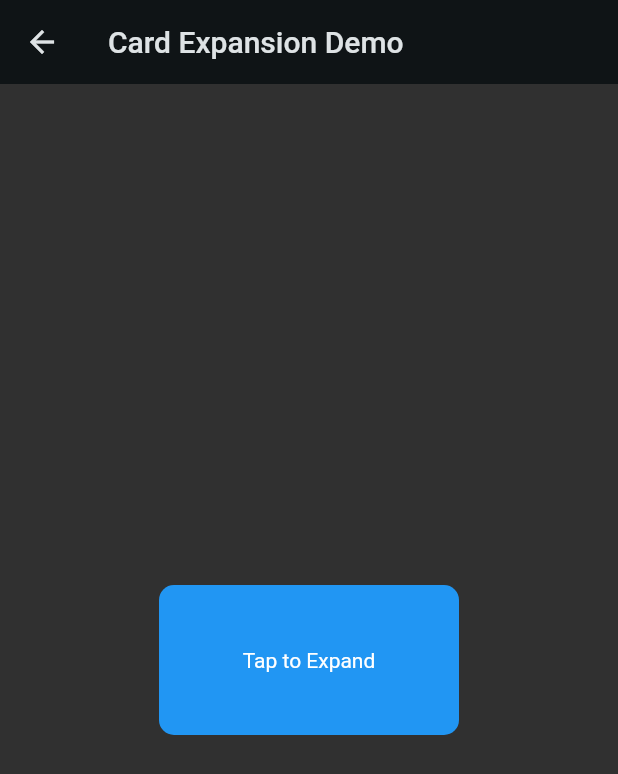
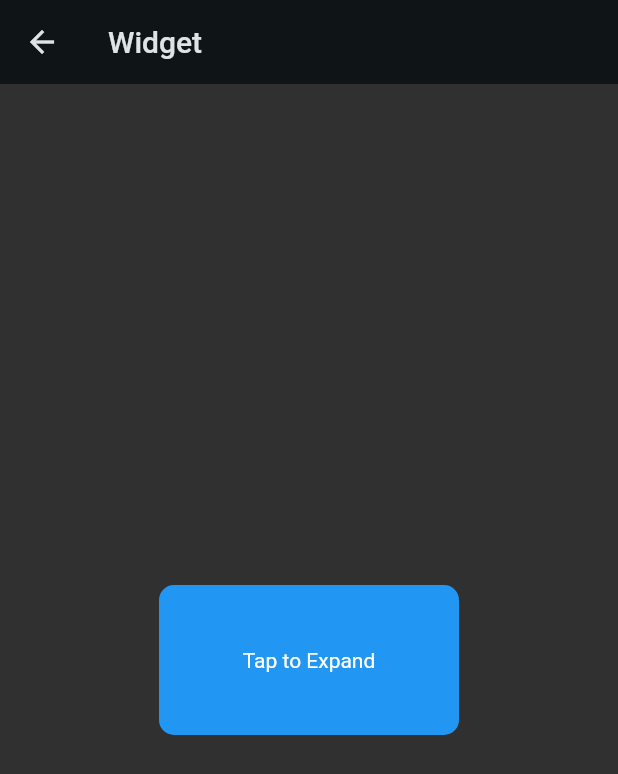
Before and after one commit to bhuphathi/flutter_widget_examples, a Flutter app: the screen it shows after launch, after a tap on "Widget", on a phone screen of 412 x 824 dp. Shown: the top 774 px of the screen. Run offline on Flutter 3.47's test engine with Material 2 defaults, Android fonts, the light colour scheme and no system bars.

Commit message:
feat: app bar added to screens page

```diff
--- a/lib/screens.dart
+++ b/lib/screens.dart
@@ -4,6 +4,8 @@ import 'package:flutter/material.dart';
 import 'package:flutter_widget_examples/screens/overlay.dart';
 import 'package:flutter_widget_examples/screens/card_expansion.dart';
 import 'package:flutter_widget_examples/screens/overlay_portal.dart';
+import 'package:flutter_widget_examples/screens/staggered_masonary_grid.dart';
+import 'package:flutter_widget_examples/screens/staggered_gridtile_count.dart';
 
 class Screens extends StatefulWidget {
   const Screens({Key? key}) : super(key: key);
@@ -35,6 +37,8 @@ class _ScreensState extends State<Screens> {
                 widgetScreen(context, const CardExpansionDemo()),
                 widgetScreen(context, const OverlayPortalDemo()),
                 widgetScreen(context, const OverlayExample()),
+                widgetScreen(context, const StaggeredMasonaryGrid()),
+                widgetScreen(context, const StaggeredGridTileCount()),
               ])),
         ));
   }
@@ -44,7 +48,11 @@ class _ScreensState extends State<Screens> {
       onTap: () => Navigator.push(
         context,
         MaterialPageRoute(builder: (context) {
-          return screen;
+          return Scaffold(
+              appBar: AppBar(
+                title: Text(screen.toString()),
+              ),
+              body: screen);
         }),
       ),
       child: Card(
--- a/lib/screens/card_expansion.dart
+++ b/lib/screens/card_expansion.dart
@@ -18,9 +18,6 @@ class _CardExpansionDemoState extends State<CardExpansionDemo> {
   @override
   Widget build(BuildContext context) {
     return Scaffold(
-      appBar: AppBar(
-        title: const Text('Card Expansion Demo'),
-      ),
       body: Center(
         child: GestureDetector(
           onTap: toggleCard,
--- a/lib/screens/overlay.dart
+++ b/lib/screens/overlay.dart
@@ -133,9 +133,6 @@ class _OverlayExampleState extends State<OverlayExample> {
   @override
   Widget build(BuildContext context) {
     return Scaffold(
-      appBar: AppBar(
-        title: const Text('Overlay Sample'),
-      ),
       bottomNavigationBar: NavigationBar(
         selectedIndex: currentPageIndex,
         destinations: const <NavigationDestination>[
--- a/lib/screens/overlay_portal.dart
+++ b/lib/screens/overlay_portal.dart
@@ -15,10 +15,6 @@ class _OverlayPortalDemoState extends State<OverlayPortalDemo> {
   @override
   Widget build(BuildContext context) {
     return Scaffold(
-      appBar: AppBar(
-        title: const Text('OverlayPortal Example'),
-        automaticallyImplyLeading: true,
-      ),
       body: Center(
           child: TextButton(
         onPressed: _tooltipController.toggle,
```
